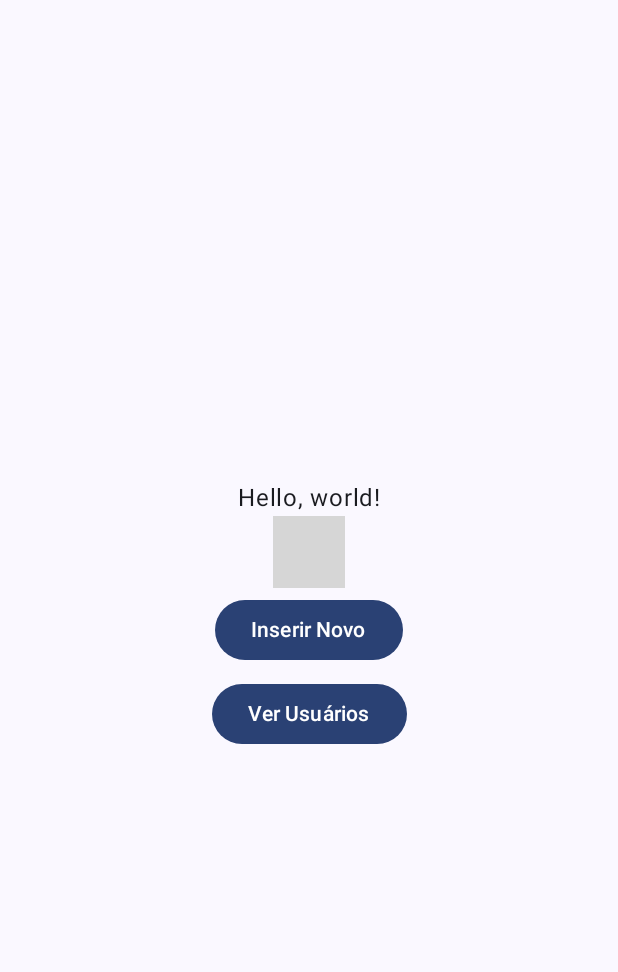
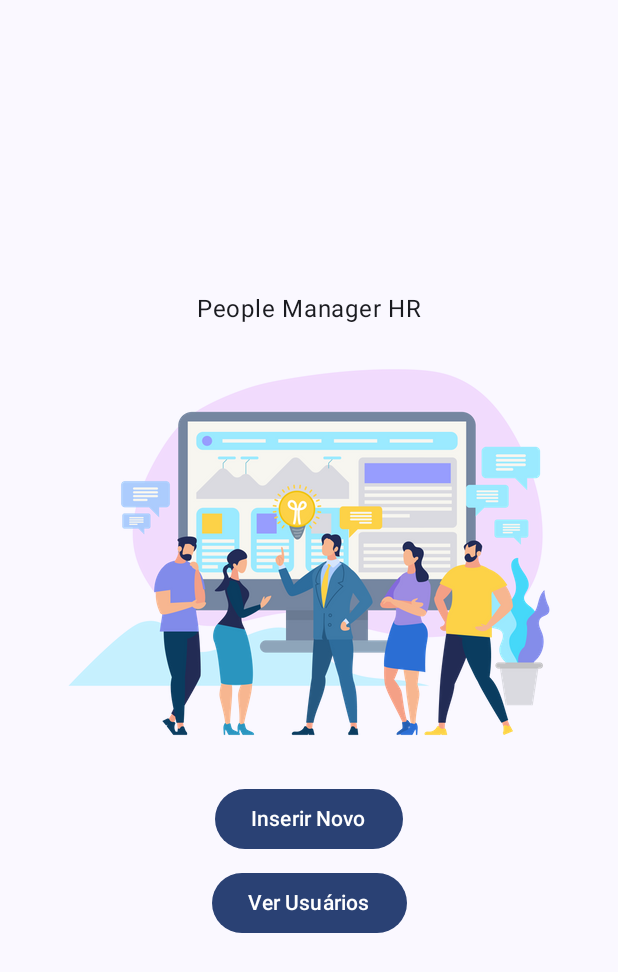
Before and after one commit to jessmelo/people-manager-android, an Android app built with Jetpack Compose: the screen it shows after launch (MainActivity), on a phone screen of 412 x 824 dp. Shown: the top 972 px of the screen. Run offline under Robolectric (Android 15) with nearby library versions, the phone set to English and light mode, and no system bars; our stand-ins replace Room's generated code; grey boxes are pictures that could not be loaded.

Commit message:
last fixes

```diff
--- a/app/build.gradle.kts
+++ b/app/build.gradle.kts
@@ -3,11 +3,6 @@ plugins {
     alias(libs.plugins.jetbrainsKotlinAndroid)
     id("kotlin-android")
     id("kotlin-kapt")
-    id(libs.androix.room)
-}
-
-room {
-    schemaDirectory("$projectDir/schemas")
 }
 
 android {
--- a/app/src/main/java/com/hexagon/challenge/ui/HomeScreen.kt
+++ b/app/src/main/java/com/hexagon/challenge/ui/HomeScreen.kt
@@ -1,5 +1,7 @@
 package com.hexagon.challenge.ui
 
+import android.content.res.AssetManager
+import android.graphics.BitmapFactory
 import androidx.compose.foundation.Image
 import androidx.compose.foundation.layout.Arrangement
 import androidx.compose.foundation.layout.Column
@@ -10,17 +12,20 @@ import androidx.compose.foundation.layout.padding
 import androidx.compose.material3.Button
 import androidx.compose.material3.Text
 import androidx.compose.runtime.Composable
+import androidx.compose.runtime.remember
 import androidx.compose.ui.Alignment
 import androidx.compose.ui.Modifier
 import androidx.compose.ui.graphics.ImageBitmap
+import androidx.compose.ui.graphics.asImageBitmap
+import androidx.compose.ui.platform.LocalContext
+import androidx.compose.ui.res.painterResource
 import androidx.compose.ui.tooling.preview.Preview
 import androidx.compose.ui.unit.dp
 import com.hexagon.challenge.ui.theme.HexagonChallengeTheme
-import java.io.File
+import java.io.InputStream
 
 @Composable
 fun HomeScreen(onRegisterClick: () -> Unit, onUserListClick: () -> Unit) {
-    // add buttons for navigation
     Column(
         modifier = Modifier.fillMaxSize(),
         verticalArrangement = Arrangement.Center,
@@ -30,16 +35,19 @@ fun HomeScreen(onRegisterClick: () -> Unit, onUserListClick: () -> Unit) {
             modifier = Modifier.fillMaxWidth(),
             horizontalArrangement = Arrangement.Center
         ) {
-            Text(text = "Hello, world!")
+            Text(text = "People Manager HR")
         }
         Row(
             modifier = Modifier.fillMaxWidth(),
             horizontalArrangement = Arrangement.Center
         ) {
-            Image(
-                painter =
-                contentDescription = "Image showing people in a corporate setting"
-            )
+            val context = LocalContext.current
+            val assetManager = context.assets
+            val inputStream: InputStream = assetManager.open("images/home_screen.png")
+            val bitmap = remember {
+                BitmapFactory.decodeStream(inputStream)
+            }
+            Image(bitmap = bitmap.asImageBitmap(), contentDescription = "Hexagon Logo")
         }
 
         Row(
```
